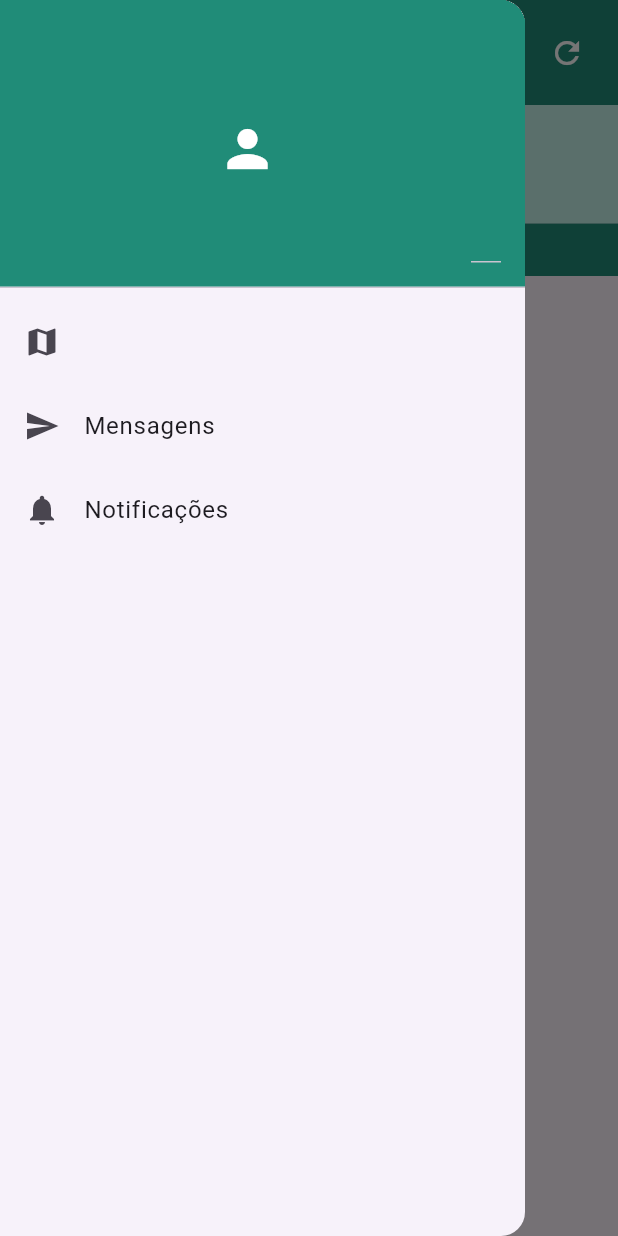
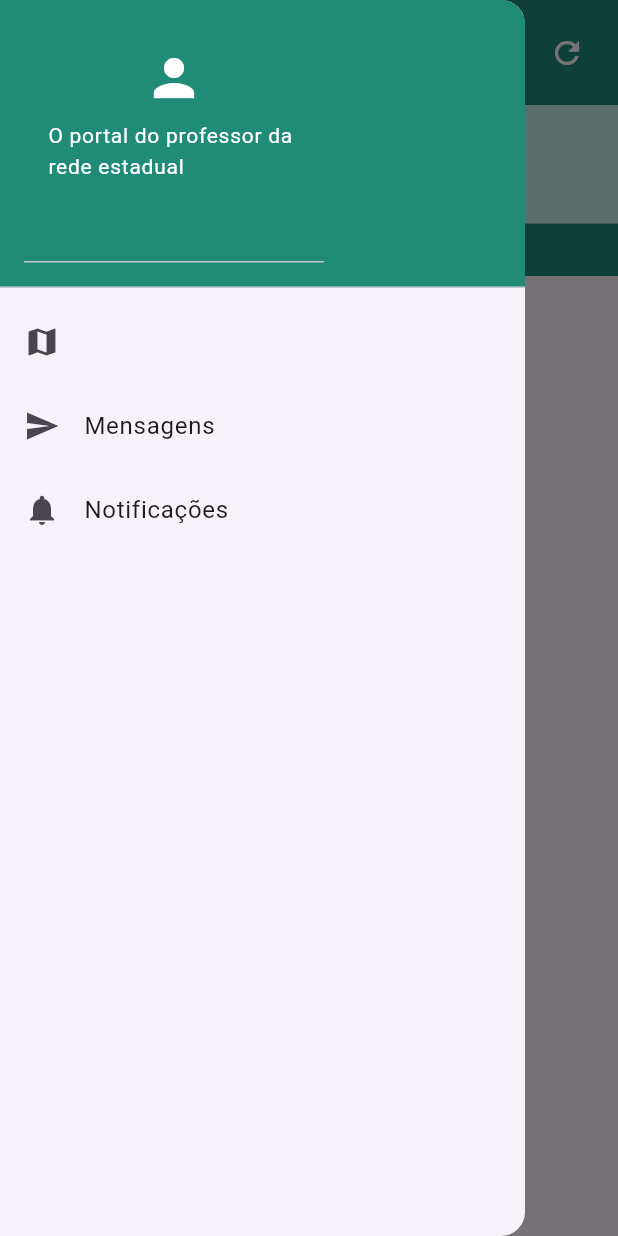
Before and after one commit to CalangoDeveloper/project_professor_online, a Flutter app: the TelaIncial screen opened directly, with the side drawer open, on a phone screen of 412 x 824 dp. Run offline on Flutter 3.47's test engine with Material 3 defaults, Android fonts, the phone set to English and light mode, and no system bars.

Commit message:
version 1.8

```diff
--- a/lib/main.dart
+++ b/lib/main.dart
@@ -31,6 +31,7 @@ class TelaLogin extends StatelessWidget{
         child: Column(
           children: [
             SizedBox(height: 25,),
+            //Texto "Professor Online"
             RichText(
               text: TextSpan(
                 children: [
@@ -53,11 +54,14 @@ class TelaLogin extends StatelessWidget{
                 ]
               ),
             ),
+            //TextField
+            //SizedBox: espaçamento entre os elementos
             SizedBox(height: 50,),
             widgetTextField_Cpf(),
             SizedBox(height: 20),
             widgetTextField_Senha(),
             SizedBox(height: 30,),
+            //Botão login
             ElevatedButton(
               style: ElevatedButton.styleFrom(
                 backgroundColor: Color(0xFF307367),
@@ -79,14 +83,14 @@ class TelaLogin extends StatelessWidget{
               children: [
                 Expanded(
                   child: Text('Primeiro acesso', style: TextStyle(
-                    fontSize: 18,
+                    fontSize: 16,
                     color: Colors.white
             ),),
                 ),
                 SizedBox(width: 60,),
                 Expanded(
                   child: Text('Recuperar senha', style: TextStyle(
-                  fontSize: 18,
+                  fontSize: 16,
                   color: Colors.white
             ),),
                 ),
@@ -220,19 +224,23 @@ class TelaIncial extends StatelessWidget{
                     alignment: Alignment.centerLeft,
                     child: Row(
                       children: [
-                        Expanded(
-                          child: Icon(Icons.person, size: 40, color: Colors.white,),
-                        ),
+
                         SizedBox(
-                          width: 20,
-
+                          width: 200,
                           child: DrawerHeader(
                             child: Container(
-                              child: Text('O portal do professor da rede estadual',
-                              style: TextStyle(
-                                color: Colors.white,
-                                fontSize: 14
-                              ),),
+                              child: Column(
+                                children: [
+                                  Icon(Icons.person, size: 40, color: Colors.white,),
+                                  SizedBox(height: 8,),
+                                  Text('O portal do professor da rede estadual',
+                                    style: TextStyle(
+                                      color: Colors.white,
+                                      fontSize: 14
+                                    ),
+                                  )
+                                ],
+                              ),
                             ),
                           ),
                         )
```
Also changed, not shown: pubspec.lock.
